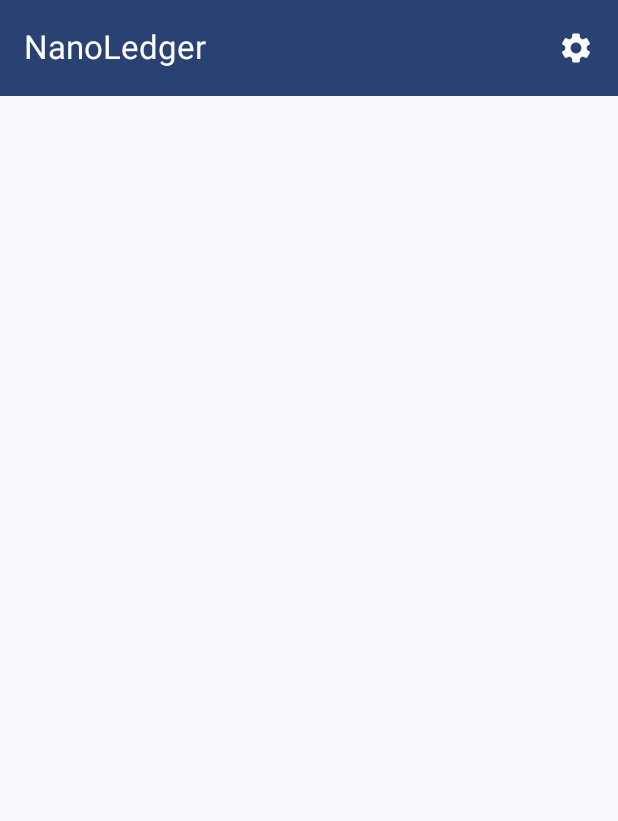
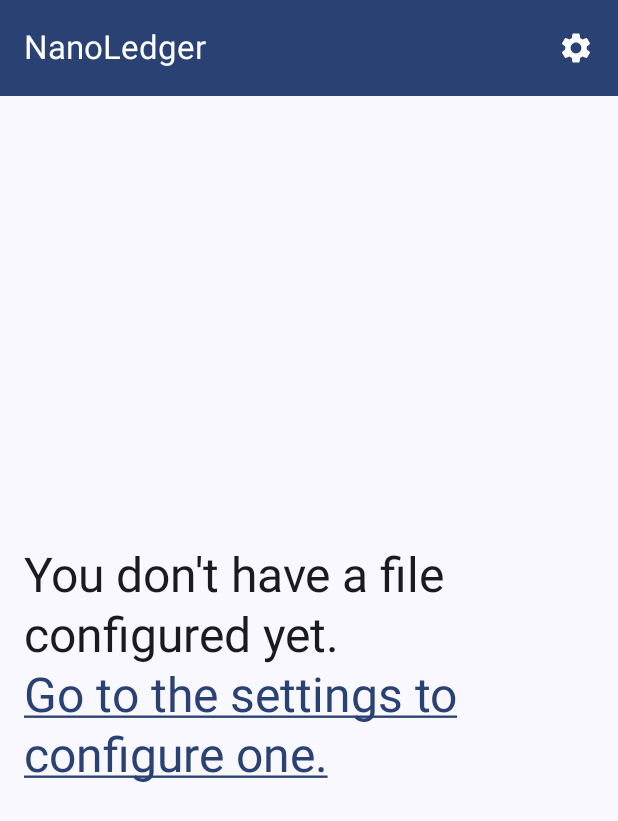
Before and after one commit to chvp/NanoLedger, an Android app built with Jetpack Compose: the screen it shows after launch (MainActivity), on a phone screen of 412 x 824 dp. Shown: the top 821 px of the screen. Run offline under Robolectric (Android 15) with nearby library versions, the phone set to English and light mode, and no system bars; our stand-ins replace Dagger/Hilt's generated code, livedata-compose.

Commit message:
Empty state for no file

```diff
--- a/app/src/main/java/be/chvp/nanoledger/ui/main/MainActivity.kt
+++ b/app/src/main/java/be/chvp/nanoledger/ui/main/MainActivity.kt
@@ -5,6 +5,7 @@ import android.os.Bundle
 import androidx.activity.ComponentActivity
 import androidx.activity.compose.setContent
 import androidx.activity.viewModels
+import androidx.compose.foundation.clickable
 import androidx.compose.foundation.layout.Arrangement
 import androidx.compose.foundation.layout.Box
 import androidx.compose.foundation.layout.Column
@@ -39,6 +40,7 @@ import androidx.compose.ui.Modifier
 import androidx.compose.ui.platform.LocalContext
 import androidx.compose.ui.res.stringResource
 import androidx.compose.ui.text.font.FontFamily
+import androidx.compose.ui.text.style.TextDecoration
 import androidx.compose.ui.unit.dp
 import androidx.lifecycle.viewmodel.compose.viewModel
 import be.chvp.nanoledger.R
@@ -79,7 +81,32 @@ class MainActivity : ComponentActivity() {
                     if (fileUri != null) {
                         MainContent(contentPadding)
                     } else {
-                        // TODO(chvp): No file empty state
+                        Column(
+                            modifier = Modifier.fillMaxSize().padding(contentPadding),
+                            verticalArrangement = Arrangement.Center
+                        ) {
+                            Text(
+                                stringResource(R.string.no_file_yet),
+                                style = MaterialTheme.typography.headlineLarge,
+                                modifier = Modifier.align(Alignment.CenterHorizontally).padding(
+                                    horizontal = 16.dp
+                                )
+                            )
+                            Text(
+                                stringResource(R.string.go_to_settings),
+                                style = MaterialTheme.typography.headlineLarge.copy(
+                                    textDecoration = TextDecoration.Underline,
+                                    color = MaterialTheme.colorScheme.primary
+                                ),
+                                modifier = Modifier.align(Alignment.CenterHorizontally).padding(
+                                    horizontal = 16.dp
+                                ).clickable {
+                                    startActivity(
+                                        Intent(this@MainActivity, PreferencesActivity::class.java)
+                                    )
+                                }
+                            )
+                        }
                     }
                 }
             }
--- a/app/src/main/res/values/strings.xml
+++ b/app/src/main/res/values/strings.xml
@@ -14,4 +14,7 @@
     <string name="settings">Settings</string>
     <string name="status">Status</string>
     <string name="ok">OK</string>
+
+    <string name="no_file_yet">You don\'t have a file configured yet.</string>
+    <string name="go_to_settings">Go to the settings to configure one.</string>
 </resources>
```
